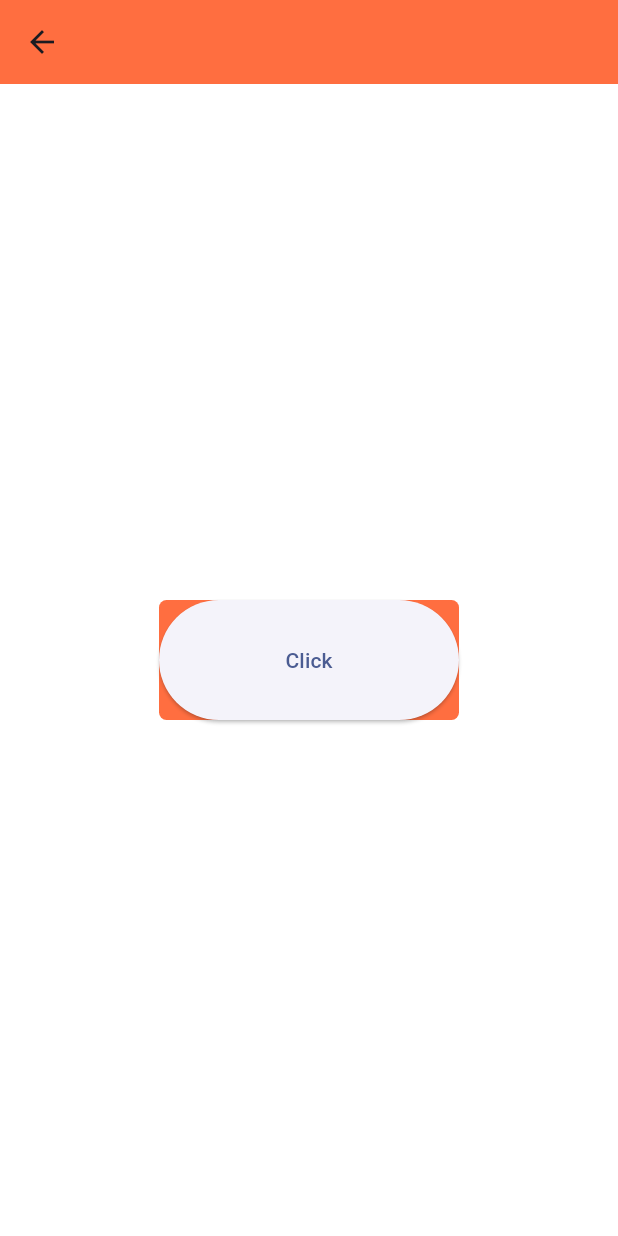
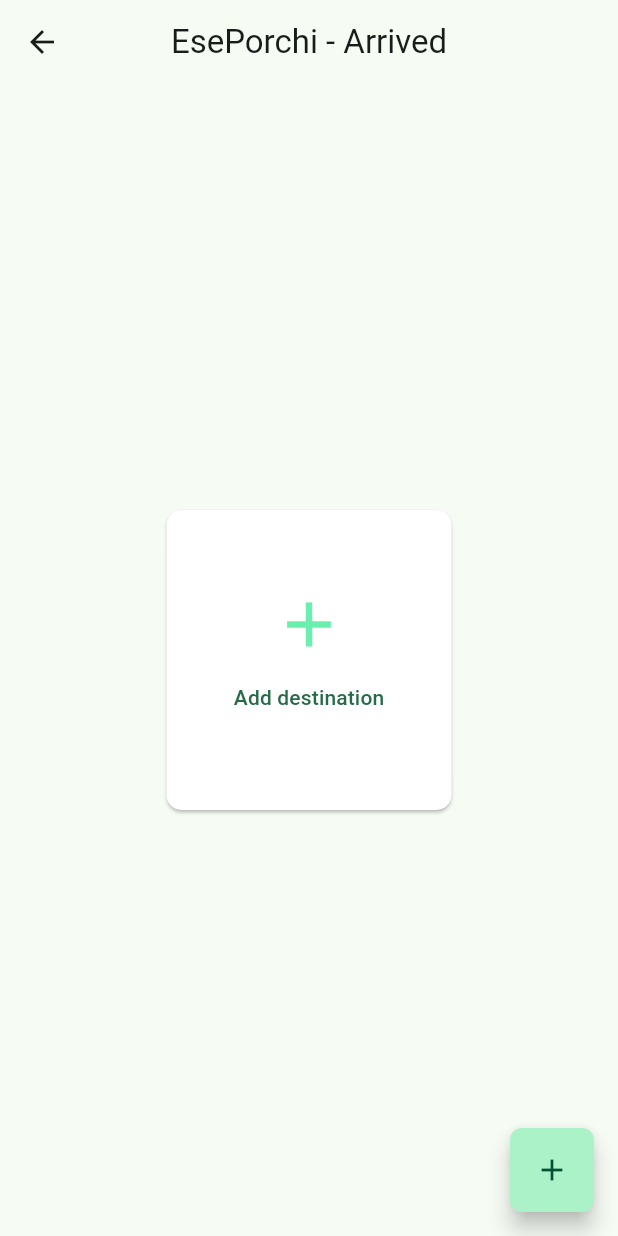
Before and after one commit to 0xAdiyat/EsePorchi-Arrived, a Flutter app: the screen it shows after launch, after a tap on "Schedule OneShot Alarm", on a phone screen of 412 x 824 dp. Run offline on Flutter 3.47's test engine with Material 2 defaults, Android fonts, the phone set to English and light mode, and no system bars; our stand-ins replace awesome_notifications, flutter_svg, geocoding, geolocator, google_maps_flutter and 1 more; missing offline and left inert: android_alarm_manager_plus, dart:ffi, geodesy.

Commit message:
Added main screen

```diff
--- a/ese_porchi/lib/main.dart
+++ b/ese_porchi/lib/main.dart
@@ -6,6 +6,7 @@
 
 import 'package:awesome_notifications/awesome_notifications.dart';
 import 'package:ese_porchi/home_screen.dart';
+import 'package:ese_porchi/screens/main_screen.dart';
 import 'package:geocoding/geocoding.dart';
 import 'package:shared_preferences/shared_preferences.dart';
 import 'package:flutter/material.dart';
@@ -77,7 +78,7 @@
       title: 'Flutter Demo',
       theme: ThemeData(
         useMaterial3: true,
-        colorSchemeSeed: const Color(0x9f4376f8),
+        colorSchemeSeed: Colors.greenAccent,
       ),
       home: const _AlarmHomePage(),
     );
@@ -159,7 +160,7 @@
               key: const ValueKey('RegisterOneShotAlarm'),
               onPressed: () async {
                 Navigator.of(context).push(
-                    MaterialPageRoute(builder: (context) => HomeScreen()));
+                    MaterialPageRoute(builder: (context) => const MainScreen()));
                 await AndroidAlarmManager.oneShot(
                   const Duration(seconds: 5),
                   // Ensure we have a unique alarm ID.
--- /dev/null
+++ b/ese_porchi/lib/screens/main_screen.dart
@@ -0,0 +1,223 @@
+import 'dart:convert';
+
+import 'package:awesome_notifications/awesome_notifications.dart';
+import 'package:ese_porchi/search_location_screen.dart';
+import 'package:flutter/material.dart';
+import 'package:geolocator/geolocator.dart';
+import 'package:shared_preferences/shared_preferences.dart';
+import 'package:geodesy/geodesy.dart';
+
+class MainScreen extends StatefulWidget {
+  const MainScreen({Key? key}) : super(key: key);
+
+  @override
+  State<MainScreen> createState() => _MainScreenState();
+}
+
+class _MainScreenState extends State<MainScreen> {
+  List<List<String>> loadDestination = [];
+  int loadAlarmCount = 0;
+  double currentLatitude = 0.0, currentLongitude = 0.0;
+
+  get navigateToSearchLocationScreen => Navigator.of(context)
+      .push(MaterialPageRoute(builder: (context) => SearchLocationScreen()));
+
+  @override
+  void initState() {
+    super.initState();
+    loadData().then((value) {
+      setState(() {});
+    });
+
+    if (loadAlarmCount != 0) {
+      getCurrentLocation();
+    }
+  }
+
+  void getCurrentLocation() async {
+    var position = await _determinePosition();
+    setState(() {
+      currentLatitude = position.latitude;
+      currentLongitude = position.longitude;
+    });
+
+    for (var destination in loadDestination) {
+      double latitude = double.parse(destination[0]);
+      double longitude = double.parse(destination[1]);
+      triggerNotification(latitude, longitude);
+    }
+  }
+
+  void triggerNotification(
+      double destinationLatitude, double destinationLongitude) async {
+    num distance = calculateDistance(
+      currentLatitude,
+      currentLongitude,
+      destinationLatitude,
+      destinationLongitude,
+    );
+    if (distance <= 20) {
+      AwesomeNotifications().createNotification(
+        content: NotificationContent(
+          id: 10,
+          channelKey: "basic_channel",
+          title: "Simple_Notification",
+          body: "This is a simple notification",
+        ),
+      );
+    }
+  }
+
+  num calculateDistance(double lat1, double lng1, double lat2, double lng2) {
+    final Geodesy geodesy = Geodesy();
+
+    LatLng p1 = LatLng(lat1, lng1);
+    LatLng p2 = LatLng(lat2, lng2);
+    num distance = geodesy.distanceBetweenTwoGeoPoints(p1, p2);
+    return distance;
+  }
+
+  Future<Position> _determinePosition() async {
+    bool serviceEnabled;
+    LocationPermission permission;
+
+    serviceEnabled = await Geolocator.isLocationServiceEnabled();
+    if (!serviceEnabled) {
+      return Future.error('Location services are disabled.');
+    }
+
+    permission = await Geolocator.checkPermission();
+    if (permission == LocationPermission.denied) {
+      permission = await Geolocator.requestPermission();
+      if (permission == LocationPermission.denied) {
+        return Future.error('Location permissions are denied');
+      }
+    }
+
+    if (permission == LocationPermission.deniedForever) {
+      return Future.error(
+          'Location permissions are permanently denied, we cannot request permissions.');
+    }
+
+    return await Geolocator.getCurrentPosition();
+  }
+
+  Future<void> loadData() async {
+    SharedPreferences sp = await SharedPreferences.getInstance();
+    loadAlarmCount = sp.getInt("alarm_count") ?? 0;
+    String destinationsJson = sp.getString("destinations") ?? "[]";
+    loadDestination = (jsonDecode(destinationsJson) as List<dynamic>)
+        .map((dynamic item) => (item as List<dynamic>)
+            .map((dynamic subItem) => subItem.toString())
+            .toList())
+        .toList();
+    print("Stored data $loadAlarmCount and $loadDestination");
+  }
+
+  @override
+  Widget build(BuildContext context) {
+    if (loadAlarmCount != 0) {
+      getCurrentLocation();
+    }
+    return Scaffold(
+      appBar: AppBar(
+        title: Text("EsePorchi - Arrived"),
+        centerTitle: true,
+      ),
+      body: Stack(
+        children: [
+          loadAlarmCount == 0
+              ? Center(
+                  child: Card(
+                    elevation: 1,
+                    color: Colors.white,
+                    shape: RoundedRectangleBorder(
+                      borderRadius: BorderRadius.circular(10),
+                    ),
+                    child: Container(
+                      height: 200,
+                      width: 190,
+                      child: Column(
+                        mainAxisAlignment: MainAxisAlignment.center,
+                        crossAxisAlignment: CrossAxisAlignment.center,
+                        children: [
+                          Icon(
+                            Icons.add,
+                            size: 50,
+                            color: Colors.greenAccent,
+                          ),
+                          TextButton(
+                            onPressed: () {
+                              Navigator.of(context).push(MaterialPageRoute(
+                                  builder: (context) =>
+                                      const SearchLocationScreen()));
+                            },
+                            child: Text("Add destination"),
+                          ),
+                        ],
+                      ),
+                    ),
+                  ),
+                )
+              : ListView.builder(
+                  itemCount: loadDestination.length,
+                  padding: EdgeInsets.all(16),
+                  itemBuilder: (context, index) {
+                    return Padding(
+                      padding: EdgeInsets.only(bottom: 16),
+                      child: Card(
+                        elevation: 1,
+                        shape: RoundedRectangleBorder(
+                          borderRadius: BorderRadius.circular(5),
+                        ),
+                        child: ListTile(
+                          contentPadding: EdgeInsets.symmetric(
+                              vertical: 12, horizontal: 16),
+                          leading:
+                              Icon(Icons.alarm, size: 32, color: Colors.green),
+                          title: Text(
+                            "Alarm ${index + 1}",
+                            style: TextStyle(
+                              fontSize: 18,
+                              fontWeight: FontWeight.bold,
+                            ),
+                          ),
+                          subtitle: Text(
+                            "Alarm details",
+                            style: TextStyle(
+                              fontSize: 14,
+                              color: Colors.grey[600],
+                            ),
+                          ),
+                          trailing: Icon(
+                            Icons.arrow_forward,
+                            size: 28,
+                            color: Colors.green,
+                          ),
+                          onTap: () {
+                            // Handle alarm selection
+                          },
+                        ),
+                      ),
+                    );
+                  },
+                ),
+          Positioned(
+            bottom: 16,
+            right: 16,
+            child: FloatingActionButton(
+              onPressed: () {
+                Navigator.of(context).push(MaterialPageRoute(
+                    builder: (context) => SearchLocationScreen()));
+              },
+              child: Icon(Icons.add),
+              shape: RoundedRectangleBorder(
+                borderRadius: BorderRadius.circular(8),
+              ),
+            ),
+          ),
+        ],
+      ),
+    );
+  }
+}
--- a/ese_porchi/pubspec.yaml
+++ b/ese_porchi/pubspec.yaml
@@ -23,7 +23,8 @@ dependencies:
   flutter_svg: ^2.0.7
   http: ^1.0.0
   geocoding: ^2.1.0
-#  location: ^4.4.0
+  geolocator: ^9.0.2
+  geodesy: ^0.4.2
 
 dev_dependencies:
   flutter_test:
```
Also changed, not shown: ese_porchi/lib/maps_screen.dart (+51 -5 lines), ese_porchi/pubspec.lock, 4 other files.
